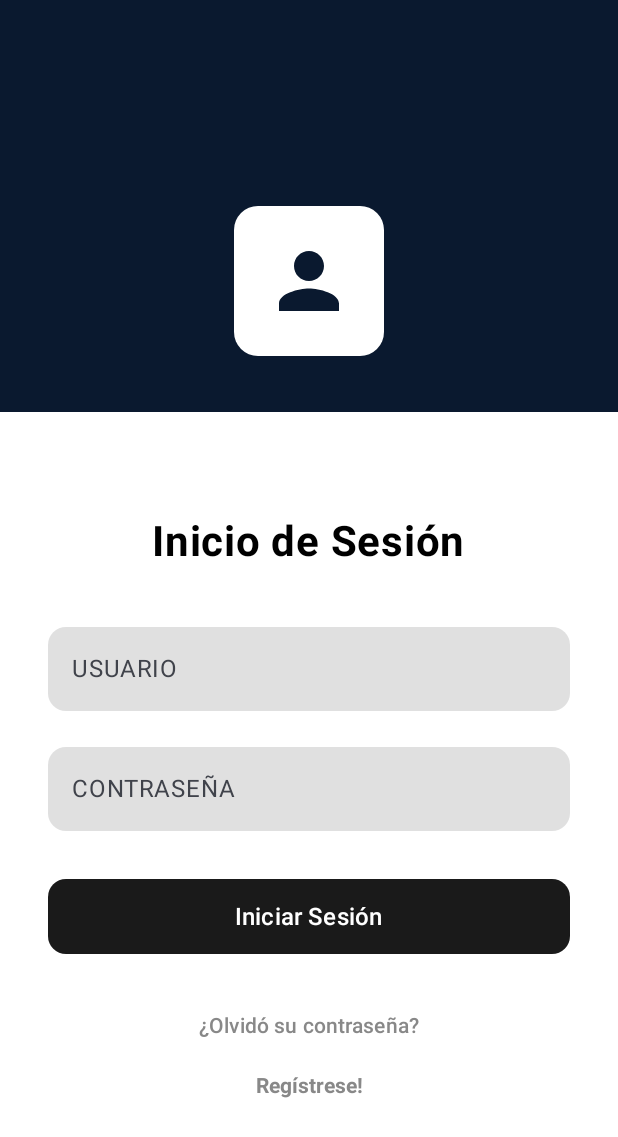
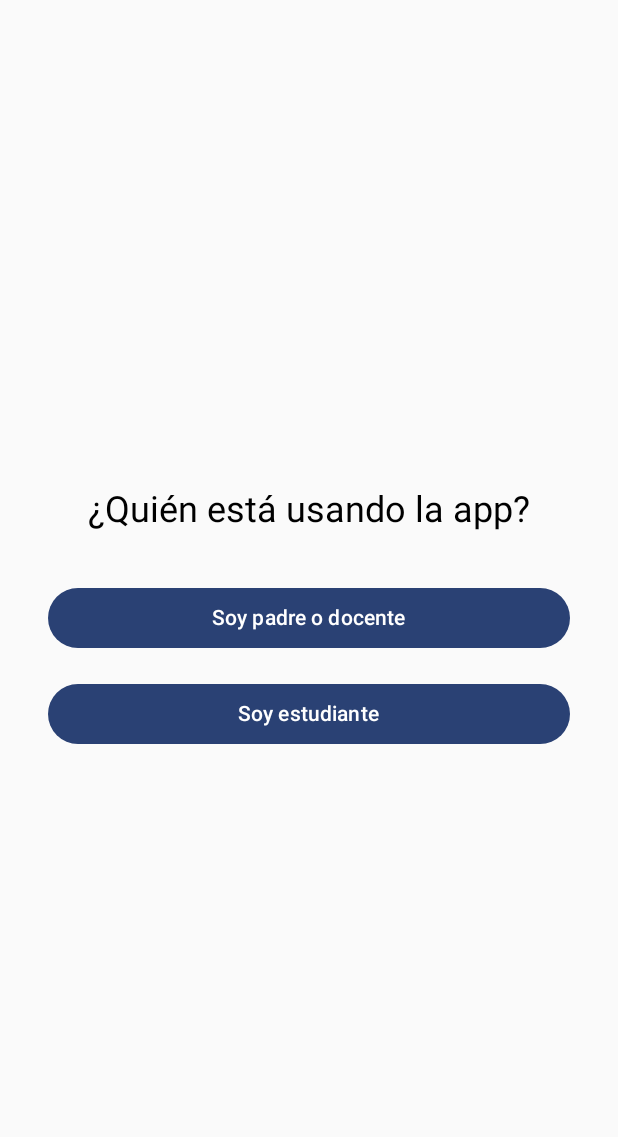
Before and after one commit to CamiloGuasca/ProyectGrado, an Android app built with Jetpack Compose: the screen it shows after launch (MainActivity), on a phone screen of 412 x 824 dp. Shown: the top 1137 px of the screen. Run offline under Robolectric (Android 15) with nearby library versions, the phone set to English and light mode, and no system bars; our stand-ins replace Firebase (no records; nobody signed in at launch, a user with empty details on screens opened directly).

Commit message:
algunas modificaciones vinculacion de estudiante padre

```diff
--- a/app/src/main/java/com/example/proyectogrado/MainActivity.kt
+++ b/app/src/main/java/com/example/proyectogrado/MainActivity.kt
@@ -32,12 +32,15 @@ class MainActivity : ComponentActivity() {
         firebaseAnalytics = Firebase.analytics
 
         setContent {
-            var currentScreen by remember { mutableStateOf("login") }
+            var currentScreen by remember { mutableStateOf("inicio") }
 
             ProyectoGradoTheme {
                 when (currentScreen) {
+                    "inicio" -> PantallaInicioModo(
+                        onSeleccionarPadre = { currentScreen = "login" },
+                        onSeleccionarEstudiante = { currentScreen = "configEstudiante" }
+                    )
 
-                    // Inicio de sesión
                     "login" -> LoginScreen(
                         onRegisterClick = { currentScreen = "register" },
                         onLoginSuccess = { rol ->
@@ -51,16 +54,13 @@ class MainActivity : ComponentActivity() {
                         viewModel = usuarioViewModel
                     )
 
-                    // Registro
                     "register" -> RegisterScreenStyled(
                         onBack = { currentScreen = "login" },
                         viewModel = usuarioViewModel
                     )
 
-                    // Docente
                     "profe" -> ListaUsuariosScreen()
 
-                    // Menú del padre
                     "padreMenu" -> Column(modifier = Modifier.padding(16.dp)) {
                         Text("Bienvenido padre de familia", style = MaterialTheme.typography.titleLarge)
                         Spacer(modifier = Modifier.height(16.dp))
@@ -80,24 +80,20 @@ class MainActivity : ComponentActivity() {
                         }
                     }
 
-                    // Pantalla para vincular estudiante (padre/docente)
                     "vincular" -> VincularEstudianteScreen(
                         onBack = { currentScreen = "padreMenu" },
                         viewModel = vinculacionViewModel
                     )
 
-                    // Pantalla de monitoreo del padre
                     "uso" -> PantallaMonitoreoUso(onLogout = {
                         FirebaseAuth.getInstance().signOut()
                         currentScreen = "login"
                     })
 
-                    // Configurar ID del estudiante
                     "configEstudiante" -> ConfigurarEstudianteScreen(
                         onConfigurado = { currentScreen = "enviar" }
                     )
 
-                    // Enviar monitoreo desde celular del niño
                     "enviar" -> PantallaEnviarUso(onFinish = {
                         FirebaseAuth.getInstance().signOut()
                         currentScreen = "login"
--- /dev/null
+++ b/app/src/main/java/com/example/proyectogrado/ui/screens/PantallaInicioModo.kt
@@ -0,0 +1,33 @@
+package com.example.proyectogrado.ui.screens
+
+import androidx.compose.foundation.layout.*
+import androidx.compose.material3.*
+import androidx.compose.runtime.Composable
+import androidx.compose.ui.Alignment
+import androidx.compose.ui.Modifier
+import androidx.compose.ui.unit.dp
+
+@Composable
+fun PantallaInicioModo(onSeleccionarPadre: () -> Unit, onSeleccionarEstudiante: () -> Unit) {
+    Column(
+        modifier = Modifier.fillMaxSize().padding(32.dp),
+        verticalArrangement = Arrangement.Center,
+        horizontalAlignment = Alignment.CenterHorizontally
+    ) {
+        Text("¿Quién está usando la app?", style = MaterialTheme.typography.headlineSmall)
+        Spacer(modifier = Modifier.height(32.dp))
+        Button(
+            onClick = onSeleccionarPadre,
+            modifier = Modifier.fillMaxWidth()
+        ) {
+            Text("Soy padre o docente")
+        }
+        Spacer(modifier = Modifier.height(16.dp))
+        Button(
+            onClick = onSeleccionarEstudiante,
+            modifier = Modifier.fillMaxWidth()
+        ) {
+            Text("Soy estudiante")
+        }
+    }
+}
--- a/app/src/main/java/com/example/proyectogrado/utils/ContextExtensions.kt
+++ b/app/src/main/java/com/example/proyectogrado/utils/ContextExtensions.kt
@@ -2,5 +2,3 @@ package com.example.proyectogrado.utils
 
 import android.content.Context
 import androidx.datastore.preferences.preferencesDataStore
-
-val Context.dataStore by preferencesDataStore(name = "configuracion_estudiante")
```
Also changed, not shown: app/src/main/java/com/example/proyectogrado/ui/screens/ConfigurarEstudianteScreen.kt (+4 -13 lines), app/src/main/java/com/example/proyectogrado/ui/screens/PantallaEnviarUso.kt (+7 -3 lines), app/src/main/java/com/example/proyectogrado/ui/screens/PantallaMonitoreoUso.kt (+68 -72 lines), app/src/main/java/com/example/proyectogrado/utils/PreferenciasEstudiante.kt (+9 -8 lines), app/src/main/java/com/example/proyectogrado/viewmodel/EstudianteDataStore.kt (deleted, +0 -31 lines).
